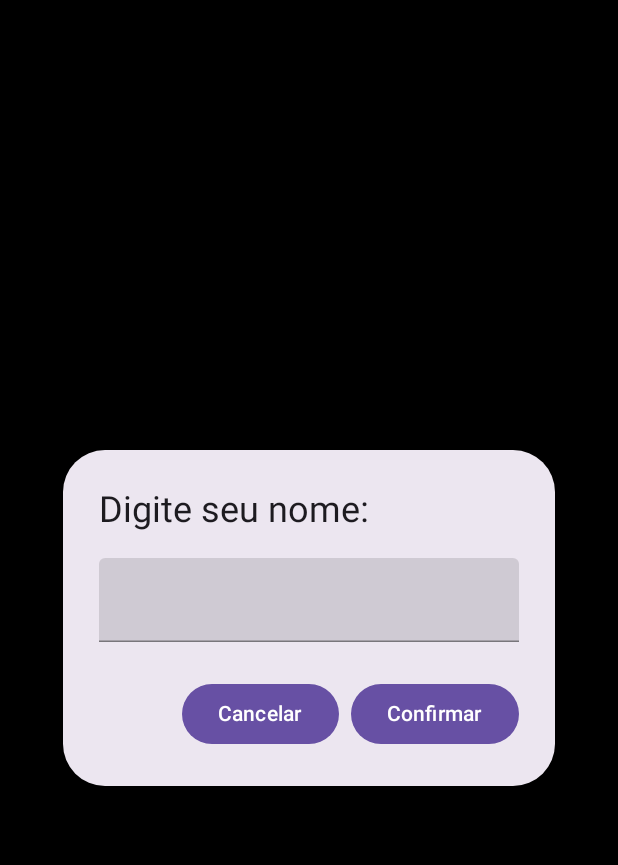
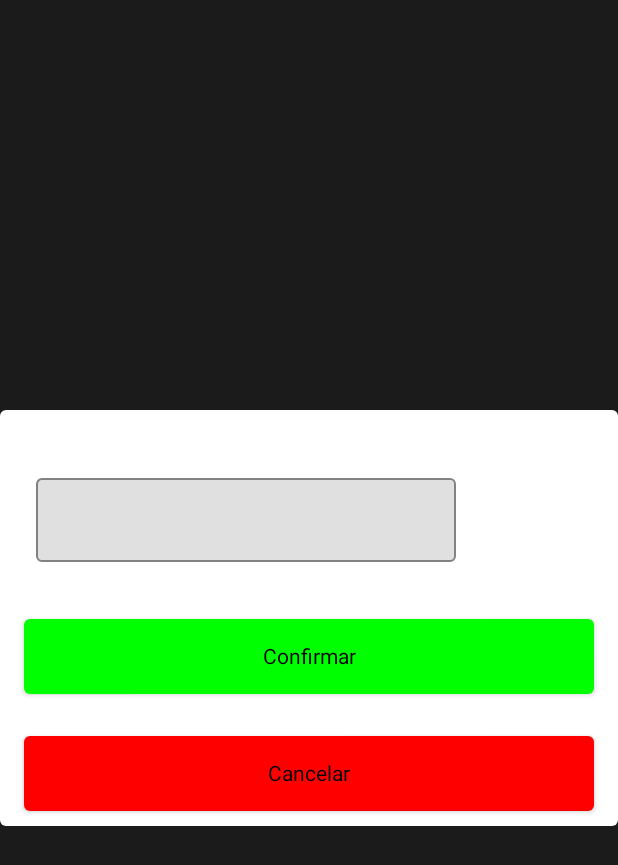
Before and after one commit to JoaoVitorPerin/ProvaQuizz, an Android app built with Jetpack Compose: the AddUsuario screen opened directly, with no data from a screen before it, on a phone screen of 412 x 824 dp. Shown: the top 865 px of the screen. Run offline under Robolectric (Android 15) with nearby library versions, the phone set to English and light mode, and no system bars.

Commit message:
Interface padronizada e correçoes pequenas

```diff
--- a/app/src/main/java/com/example/quizzprova/AddUsuario.kt
+++ b/app/src/main/java/com/example/quizzprova/AddUsuario.kt
@@ -3,23 +3,28 @@ package com.example.quizzprova
 import android.annotation.SuppressLint
 import android.content.Intent
 import android.os.Bundle
+import android.widget.Toast
 import androidx.activity.ComponentActivity
 import androidx.activity.compose.setContent
+import androidx.compose.foundation.background
 import androidx.compose.foundation.layout.Column
 import androidx.compose.foundation.layout.fillMaxSize
+import androidx.compose.foundation.layout.padding
+import androidx.compose.foundation.layout.size
+import androidx.compose.material.AlertDialog
+import androidx.compose.material.ButtonDefaults
+import androidx.compose.material.OutlinedTextField
 import androidx.compose.material.TextField
-import androidx.compose.material3.AlertDialog
-import androidx.compose.material3.Button
-import androidx.compose.material3.ExperimentalMaterial3Api
+import androidx.compose.material.TextFieldDefaults
 import androidx.compose.material3.Surface
 import androidx.compose.material3.Text
-import androidx.compose.runtime.Composable
 import androidx.compose.runtime.mutableStateOf
-import androidx.compose.runtime.remember
 import androidx.compose.ui.Modifier
 import androidx.compose.ui.graphics.Color
 import androidx.compose.ui.platform.LocalContext
+import androidx.compose.ui.text.TextStyle
 import androidx.compose.ui.text.input.TextFieldValue
+import androidx.compose.ui.unit.dp
 import com.example.quizzprova.ui.theme.QuizzProvaTheme
 
 val usuario = mutableStateOf(TextFieldValue().text)
@@ -32,29 +37,56 @@ class AddUsuario : ComponentActivity() {
             QuizzProvaTheme {
                 Surface(
                     modifier = Modifier.fillMaxSize(),
-                    color = Color.Black
+                    color = Color.DarkGray
                 ) {
                     val context = LocalContext.current
                     val intent = Intent(context, JogoActivity::class.java)
 
                     AlertDialog(
                         onDismissRequest = {},
-                        title = { Text("Digite seu nome:") },
+                        title = { Text("Digite seu nome:",style = TextStyle(color = Color.White)) },
                         text = {
                             Column {
-                                TextField(
+                                OutlinedTextField(
                                     value = usuario.value,
-                                    onValueChange = { usuario.value = it }
+                                    onValueChange = { usuario.value = it },
+                                    colors = TextFieldDefaults.textFieldColors(
+                                        textColor = Color.Yellow
+                                    )
                                 )
                             }
                         },
                         confirmButton = {
-                            Button(onClick = {context.startActivity(intent)}) {
+                            androidx.compose.material.Button(
+                                onClick = {
+                                    if (usuario.value != "") {
+                                        context.startActivity(intent)
+                                    }else{
+                                        Toast.makeText(context, "Usuário inválido!", Toast.LENGTH_SHORT).show()
+                                    }
+                                },
+                                colors = ButtonDefaults.textButtonColors(
+                                    backgroundColor = Color.Green,
+                                    contentColor = Color.White
+                                ),
+                                modifier = Modifier
+                                    .padding(8.dp)
+                                    .size(1000.dp, 50.dp)
+                            ) {
                                 Text("Confirmar")
                             }
                         },
                         dismissButton = {
-                            Button(onClick = {this.finish()}) {
+                            androidx.compose.material.Button(
+                                onClick = {this.finish()},
+                                colors = ButtonDefaults.textButtonColors(
+                                    backgroundColor = Color.Red,
+                                    contentColor = Color.White
+                                ),
+                                modifier = Modifier
+                                    .padding(8.dp)
+                                    .size(1000.dp, 50.dp)
+                            ) {
                                 Text("Cancelar")
                             }
                         }
--- a/app/src/main/java/com/example/quizzprova/Composable/Jogo/BotaoJogo.kt
+++ b/app/src/main/java/com/example/quizzprova/Composable/Jogo/BotaoJogo.kt
@@ -4,6 +4,7 @@ import androidx.compose.foundation.layout.padding
 import androidx.compose.foundation.layout.size
 import androidx.compose.material.Button
 import androidx.compose.material.ButtonDefaults
+import androidx.compose.material.MaterialTheme
 import androidx.compose.material.Text
 import androidx.compose.runtime.Composable
 import androidx.compose.ui.Modifier
@@ -38,8 +39,9 @@ fun BotaoJogo(pais: Pais, number: Int) {
         ),
         modifier = Modifier
             .padding(8.dp)
-            .size(100.dp, 100.dp)
+            .size(150.dp, 100.dp)
     ) {
-        Text(text = pais.respostas[number])
+        Text(text = pais.respostas[number],
+            style = MaterialTheme.typography.body1)
     }
 }
```
Also changed, not shown: app/src/main/java/com/example/quizzprova/Composable/Jogo/HeaderJogo.kt (+6 -5 lines), app/src/main/java/com/example/quizzprova/Composable/Leaderboard/LeaderboardItem.kt (+41 -9 lines), app/src/main/java/com/example/quizzprova/LeaderboardActivity.kt (+19 -16 lines), app/src/main/res/campeao/Captura_de_Tela_2023-06-13_às_00.31.57-removebg-preview.png (added), app/src/main/res/drawable/campeao.png (added), app/src/main/res/drawable/terceiro.png (added), app/src/main/res/drawable/vice.png (added).
